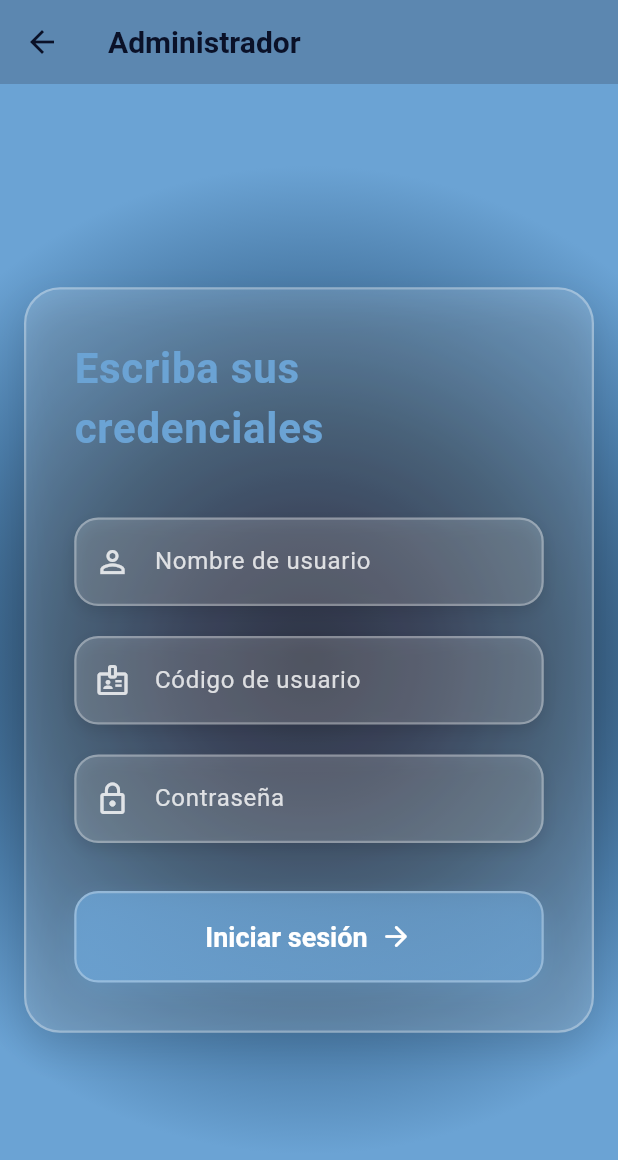
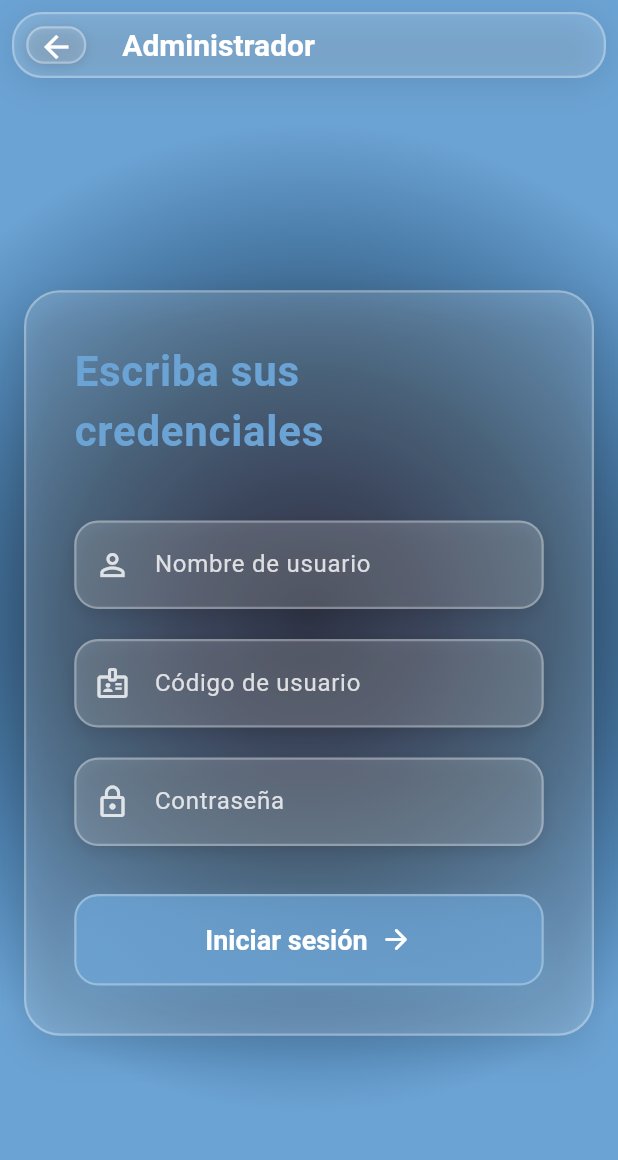
Before and after one commit to desarrolloProgramacion/desarrollo_v1, a Flutter app: the AdminPage screen opened directly, on a phone screen of 412 x 824 dp. Shown: the top 1160 px of the screen. Run offline on Flutter 3.47's test engine with Material 3 defaults, Android fonts, the phone set to English and light mode, and no system bars; our stand-ins replace fl_chart, qr_flutter.

Commit message:
was changed styles in of class ProfileUser

```diff
--- a/lib/ui/Login/Manager/ProfileUser.dart
+++ b/lib/ui/Login/Manager/ProfileUser.dart
@@ -9,23 +9,10 @@ class AdminPage extends StatelessWidget {
   @override
   Widget build(BuildContext context) {
     return Scaffold(
-      appBar: AppBar(
-        title: const Text(
-          'Administrador',
-          style: TextStyle(
-            color: AppColors.primaryColor,
-            fontSize: 20,
-            fontWeight: FontWeight.bold,
-          ),
-        ),
-        backgroundColor: AppColors.fourthColor.withOpacity(0.9),
-        elevation: 0,
-        leading: IconButton(
-          icon: const Icon(Icons.arrow_back, color: AppColors.primaryColor),
-          onPressed: () {
-            Navigator.pop(context);
-          },
-        ),
+      extendBodyBehindAppBar: true,
+      appBar: PreferredSize(
+        preferredSize: const Size.fromHeight(60),
+        child: _GlassmorphicAppBar(),
       ),
       body: Container(
         decoration: const BoxDecoration(
@@ -100,6 +87,110 @@ class AdminPage extends StatelessWidget {
                       ),
                     ],
                   ),
+                ),
+              ),
+            ),
+          ),
+        ),
+      ),
+    );
+  }
+}
+
+class _GlassmorphicAppBar extends StatelessWidget {
+  @override
+  Widget build(BuildContext context) {
+    return Container(
+      margin: const EdgeInsets.all(8),
+      decoration: BoxDecoration(
+        color: Colors.white.withOpacity(0.15),
+        borderRadius: BorderRadius.circular(20),
+        border: Border.all(
+          color: Colors.white.withOpacity(0.3),
+          width: 1.5,
+        ),
+        boxShadow: [
+          BoxShadow(
+            color: Colors.black.withOpacity(0.1),
+            blurRadius: 20,
+            offset: const Offset(0, 4),
+          ),
+        ],
+      ),
+      child: AppBar(
+        title: const Text(
+          'Administrador',
+          style: TextStyle(
+            color: Colors.white,
+            fontSize: 20,
+            fontWeight: FontWeight.bold,
+          ),
+        ),
+        backgroundColor: Colors.transparent,
+        elevation: 0,
+        leading: _GlassmorphicBackButton(),
+        shape: RoundedRectangleBorder(
+          borderRadius: BorderRadius.circular(20),
+        ),
+      ),
+    );
+  }
+}
+
+class _GlassmorphicBackButton extends StatefulWidget {
+  @override
+  State<_GlassmorphicBackButton> createState() => _GlassmorphicBackButtonState();
+}
+
+class _GlassmorphicBackButtonState extends State<_GlassmorphicBackButton> {
+  bool _isHovered = false;
+
+  @override
+  Widget build(BuildContext context) {
+    return Padding(
+      padding: const EdgeInsets.all(8.0),
+      child: MouseRegion(
+        onEnter: (_) => setState(() => _isHovered = true),
+        onExit: (_) => setState(() => _isHovered = false),
+        child: AnimatedContainer(
+          duration: const Duration(milliseconds: 300),
+          curve: Curves.easeInOut,
+          transform: Matrix4.identity()..scale(_isHovered ? 1.1 : 1.0),
+          decoration: BoxDecoration(
+            color: Colors.white.withOpacity(_isHovered ? 0.25 : 0.15),
+            borderRadius: BorderRadius.circular(12),
+            border: Border.all(
+              color: Colors.white.withOpacity(_isHovered ? 0.5 : 0.3),
+              width: 1.5,
+            ),
+            boxShadow: _isHovered
+                ? [
+              BoxShadow(
+                color: AppColors.fifthColor.withOpacity(0.4),
+                blurRadius: 15,
+                spreadRadius: 2,
+              ),
+            ]
+                : [
+              BoxShadow(
+                color: Colors.black.withOpacity(0.1),
+                blurRadius: 6,
+                offset: const Offset(0, 2),
+              ),
+            ],
+          ),
+          child: Material(
+            color: Colors.transparent,
+            child: InkWell(
+              borderRadius: BorderRadius.circular(12),
+              onTap: () {
+                Navigator.pop(context);
+              },
+              child: Center(
+                child: Icon(
+                  Icons.arrow_back,
+                  color: Colors.white,
+                  size: 24,
                 ),
               ),
             ),
```
